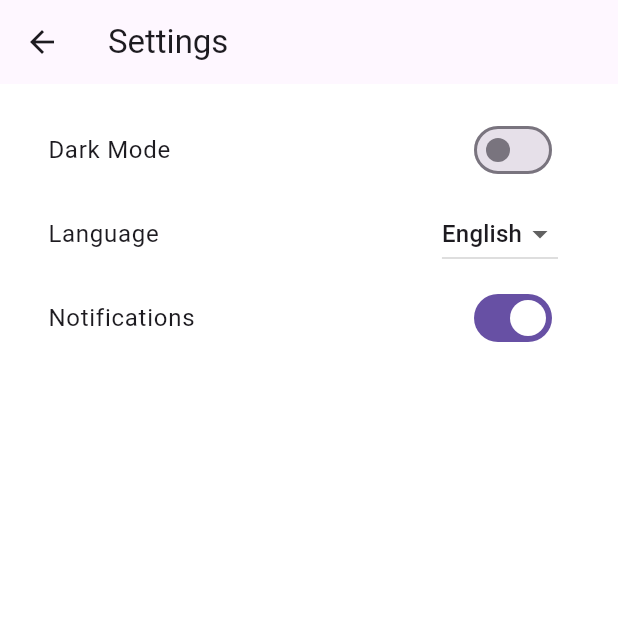
After one commit to Mohamed-Hussien10/News_App, a Flutter app: the SettingsScreen screen opened directly, on a phone screen of 412 x 824 dp, the top half of it. The commit adds this screen. Run offline on Flutter 3.47's test engine with Material 3 defaults, Android fonts, the phone set to English and light mode, and no system bars; our stand-ins replace device_preview, dio, easy_localization, flutter_bloc, flutter_dotenv, flutter_local_notifications and 12 more; missing offline and left inert: workmanager; accounts and stored records are empty; generated files the repository leaves out were written again; network calls fail.

Commit message:
create setting screen

```diff
--- a/assets/translations/ar-EG.json
+++ b/assets/translations/ar-EG.json
@@ -1,6 +1,6 @@
 {
-  "arabic" : "العربية",
-  "english" : "الإنجليزية",
-  "language" : "اللغة",
-  "home_screen" : "الصفحة الرئيسة"
+  "settings": "الإعدادات",
+  "dark_mode": "الوضع الداكن",
+  "language": "اللغة",
+  "notifications": "الإشعارات"
 }
--- a/assets/translations/en-US.json
+++ b/assets/translations/en-US.json
@@ -1,6 +1,6 @@
 {
-  "arabic" : "Arabic",
-  "english" : "English",
-  "language" : "Language",
-  "home_screen" : "Home Screen"
+  "settings": "Settings",
+  "dark_mode": "Dark Mode",
+  "language": "Language",
+  "notifications": "Notifications"
 }
--- a/lib/core/widgets/loading_shimmer.dart
+++ b/lib/core/widgets/loading_shimmer.dart
@@ -6,9 +6,16 @@ class LoadingShimmer extends StatelessWidget {
 
   @override
   Widget build(BuildContext context) {
+    // Check if the current theme is dark mode
+    bool isDarkMode = Theme.of(context).brightness == Brightness.dark;
+
+    // Set shimmer colors based on the theme
+    Color baseColor = isDarkMode ? Colors.grey[700]! : Colors.grey[300]!;
+    Color highlightColor = isDarkMode ? Colors.grey[600]! : Colors.grey[100]!;
+
     return Shimmer.fromColors(
-      baseColor: Colors.grey[300]!,
-      highlightColor: Colors.grey[100]!,
+      baseColor: baseColor, // Adjusted base color for dark mode
+      highlightColor: highlightColor, // Adjusted highlight color for dark mode
       child: Column(
         children: List.generate(5, (index) {
           return Container(
@@ -16,7 +23,9 @@ class LoadingShimmer extends StatelessWidget {
             height: 100,
             width: double.infinity,
             decoration: BoxDecoration(
-              color: Colors.white,
+              color: isDarkMode
+                  ? Colors.grey[850]
+                  : Colors.white, // Adjusted background color for dark mode
               borderRadius: BorderRadius.circular(12),
             ),
           );
--- a/lib/features/matchScheduleScreen/ui/widgets/dropdown.dart
+++ b/lib/features/matchScheduleScreen/ui/widgets/dropdown.dart
@@ -65,7 +65,8 @@ class MatchFilterDropdown extends StatelessWidget {
               onLeagueSelected(newValue);
             }
           },
-          dropdownColor: Colors.white, // Keep the dropdown background white for contrast
+          dropdownColor:
+              Colors.white, // Keep the dropdown background white for contrast
         ),
       ),
     );
--- a/lib/features/matchScheduleScreen/ui/widgets/league_header.dart
+++ b/lib/features/matchScheduleScreen/ui/widgets/league_header.dart
@@ -53,7 +53,6 @@ Widget buildCountryHeader(String country, String flagUrl) {
             style: const TextStyle(
               fontWeight: FontWeight.bold,
               fontSize: 20,
-              color: Colors.black,
             ),
             overflow: TextOverflow.ellipsis,
             maxLines: 1,
@@ -94,7 +93,6 @@ Widget buildLeagueHeader(League league) {
                 style: const TextStyle(
                   fontWeight: FontWeight.bold,
                   fontSize: 22,
-                  color: Colors.black,
                 ),
                 overflow: TextOverflow.ellipsis,
                 maxLines: 1,
--- a/lib/features/matchScheduleScreen/ui/widgets/match_list.dart
+++ b/lib/features/matchScheduleScreen/ui/widgets/match_list.dart
@@ -23,7 +23,6 @@ class MatchList extends StatelessWidget {
       child: Container(
         padding: const EdgeInsets.all(8),
         decoration: BoxDecoration(
-          color: Colors.white,
           borderRadius: BorderRadius.circular(16),
           boxShadow: [
             BoxShadow(
@@ -58,7 +57,8 @@ class MatchList extends StatelessWidget {
                 padding: const EdgeInsets.all(10),
                 children: [
                   ...sortedLeagues.map((league) {
-                    return buildLeagueSection(leaguesByCountry[league]!.cast<String, List<Match>>());
+                    return buildLeagueSection(
+                        leaguesByCountry[league]!.cast<String, List<Match>>());
                   }),
                   ...otherLeagues.map((league) {
                     return buildLeagueSection(leaguesByCountry[league]!);
--- /dev/null
+++ b/lib/features/setting_screen/ui/setting_screen.dart
@@ -0,0 +1,83 @@
+import 'package:blank_flutter_project/features/setting_screen/data/theme_provider.dart';
+import 'package:easy_localization/easy_localization.dart';
+import 'package:flutter/material.dart';
+import 'package:provider/provider.dart';
+
+class SettingsScreen extends StatefulWidget {
+  const SettingsScreen({super.key});
+
+  @override
+  _SettingsScreenState createState() => _SettingsScreenState();
+}
+
+class _SettingsScreenState extends State<SettingsScreen> {
+  bool isNotificationsEnabled = true;
+
+  @override
+  Widget build(BuildContext context) {
+    final themeProvider = Provider.of<ThemeProvider>(context);
+
+    return Scaffold(
+      appBar: AppBar(
+        title: Text('settings'.tr()),
+      ),
+      body: SingleChildScrollView(
+        padding: const EdgeInsets.all(16.0),
+        child: Column(
+          crossAxisAlignment: CrossAxisAlignment.start,
+          children: [
+            // Theme Toggle
+            ListTile(
+              title: Text('dark_mode'.tr()),
+              trailing: Switch(
+                value: themeProvider.isDarkMode,
+                onChanged: (value) {
+                  themeProvider.toggleTheme(); // This triggers theme change
+                },
+              ),
+            ),
+
+            // Language Selection
+            ListTile(
+              title: Text('language'.tr()),
+              trailing: DropdownButton<Locale>(
+                value: Locale(
+                  context.locale.languageCode,
+                  context.locale.countryCode ?? '',
+                ),
+                onChanged: (Locale? newLocale) {
+                  if (newLocale != null) {
+                    context.setLocale(newLocale);
+                  }
+                },
+                items: const [
+                  DropdownMenuItem(
+                    value: Locale('en', 'US'),
+                    child: Text('English'),
+                  ),
+                  DropdownMenuItem(
+                    value: Locale('ar', 'EG'),
+                    child: Text('العربية'),
+                  ),
+                ],
+              ),
+            ),
+
+            // Notifications Toggle
+            ListTile(
+              title: Text('notifications'.tr()),
+              trailing: Switch(
+                value: isNotificationsEnabled,
+                onChanged: (value) {
+                  setState(() {
+                    isNotificationsEnabled = value;
+                  });
+                },
+              ),
+            ),
+          ],
+        ),
+      ),
+    );
+  }
+}
--- a/lib/news_app.dart
+++ b/lib/news_app.dart
@@ -4,15 +4,21 @@ import 'package:blank_flutter_project/core/utils/utils.dart';
 import 'package:easy_localization/easy_localization.dart';
 import 'package:flutter/material.dart';
 import 'package:flutter_screenutil/flutter_screenutil.dart';
+import 'package:provider/provider.dart';
 
 import 'core/routing/app_router.dart';
+import 'features/setting_screen/data/theme_provider.dart'; // Import ThemeProvider
 
 class NewsApp extends StatelessWidget {
   final AppRouter appRouter;
+
   const NewsApp({super.key, required this.appRouter});
 
   @override
   Widget build(BuildContext context) {
+    // Fetch the current theme mode from the provider
+    final themeProvider = Provider.of<ThemeProvider>(context);
+
     return ScreenUtilInit(
       designSize: const Size(375, 812),
       minTextAdapt: true,
@@ -23,7 +29,16 @@ class NewsApp extends StatelessWidget {
         theme: ThemeData(
           primaryColor: AppColors.primary,
           scaffoldBackgroundColor: Colors.white,
+          brightness: Brightness.light, // Light theme settings
         ),
+        darkTheme: ThemeData(
+          primaryColor: AppColors.primary,
+          scaffoldBackgroundColor: Colors.black,
+          brightness: Brightness.dark, // Dark theme settings
+        ),
+        themeMode: themeProvider.isDarkMode
+            ? ThemeMode.dark
+            : ThemeMode.light, // Toggle theme mode based on provider
         navigatorKey: AppRouter.navigatorKey,
         onGenerateRoute: appRouter.generateRoute,
         initialRoute: AppRoutes.homeScreen,
@@ -31,8 +46,9 @@ class NewsApp extends StatelessWidget {
           return GestureDetector(
             onTap: () => Utils.closeKeyboard,
             child: MediaQuery(
-              data: MediaQuery.of(context)
-                  .copyWith(textScaler: const TextScaler.linear(1.0)),
+              data: MediaQuery.of(context).copyWith(
+                textScaler: const TextScaler.linear(1.0),
+              ),
               child: child!,
             ),
           );
```
Also changed, not shown: lib/features/favorite_screen/data/favorite_notifier.dart (+12 -2 lines), lib/features/favorite_screen/ui/favorite_screen.dart (+11 -4 lines), lib/features/homeScreen/ui/home_screen.dart (+32 -37 lines), lib/features/newsScreen/ui/news_screen.dart (+11 -4 lines), lib/features/setting_screen/data/theme_provider.dart (added, +33 -0 lines), lib/main.dart (+22 -8 lines).
